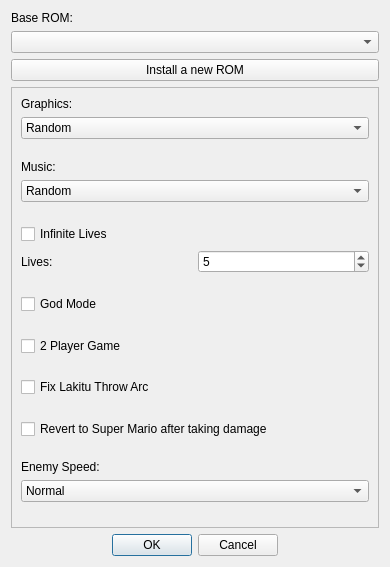
Above: SMB1/SMB1_Compliance_To_SMB1/Configure_Base_Form.ui from Coolcord/Level-Headed before the change. Below: the same form after it.
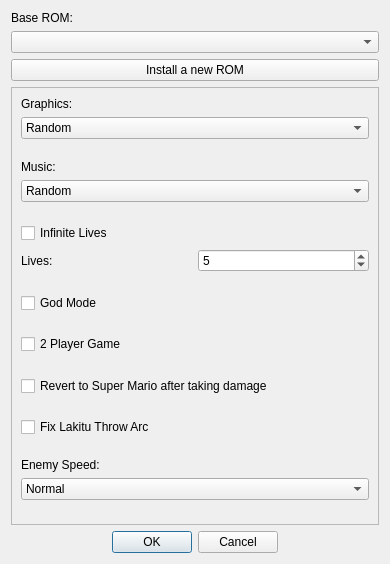
That is the form after the change.

Commit message: Moved throw arc option down next to enemies

```diff
--- a/SMB1/SMB1_Compliance_To_SMB1/Configure_Base_Form.ui
+++ b/SMB1/SMB1_Compliance_To_SMB1/Configure_Base_Form.ui
@@ -7,7 +7,7 @@
     <x>0</x>
     <y>0</y>
     <width>390</width>
-    <height>567</height>
+    <height>564</height>
    </rect>
   </property>
   <property name="windowTitle">
@@ -46,7 +46,7 @@
         <x>0</x>
         <y>0</y>
         <width>366</width>
-        <height>423</height>
+        <height>420</height>
        </rect>
       </property>
       <layout class="QVBoxLayout" name="verticalLayout">
@@ -310,29 +310,6 @@
          </property>
         </spacer>
        </item>
-       <item>
-        <widget class="QCheckBox" name="cbLakituThrowArc">
-         <property name="text">
-          <string>Fix Lakitu Throw Arc</string>
-         </property>
-         <property name="tristate">
-          <bool>true</bool>
-         </property>
-        </widget>
-       </item>
-       <item>
-        <spacer name="verticalSpacer_4">
-         <property name="orientation">
-          <enum>Qt::Vertical</enum>
-         </property>
-         <property name="sizeHint" stdset="0">
-          <size>
-           <width>20</width>
-           <height>40</height>
-          </size>
-         </property>
-        </spacer>
-       </item>
        <item>
         <widget class="QCheckBox" name="cbRevertToSuperMario">
          <property name="text">
@@ -343,6 +320,29 @@
          </property>
         </widget>
        </item>
+       <item>
+        <spacer name="verticalSpacer_4">
+         <property name="orientation">
+          <enum>Qt::Vertical</enum>
+         </property>
+         <property name="sizeHint" stdset="0">
+          <size>
+           <width>20</width>
+           <height>40</height>
+          </size>
+         </property>
+        </spacer>
+       </item>
+       <item>
+        <widget class="QCheckBox" name="cbLakituThrowArc">
+         <property name="text">
+          <string>Fix Lakitu Throw Arc</string>
+         </property>
+         <property name="tristate">
+          <bool>true</bool>
+         </property>
+        </widget>
+       </item>
        <item>
         <spacer name="verticalSpacer_6">
          <property name="orientation">
```
